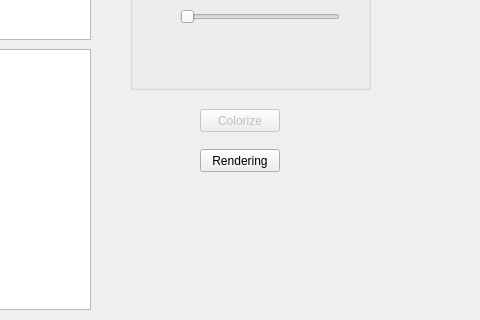
Before: the Qt Designer form qt/interface/mainwindow.ui in TomasSQ/volumetricImages, drawn with Qt 5; both pictures show x 470 to 950 and y 257 to 577 of the 1038 by 659 pixel window.
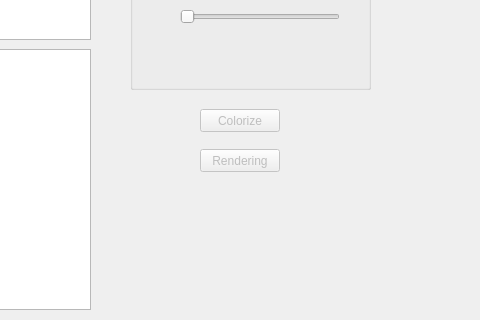
After: the same form once the commit is applied.

```diff
--- a/qt/interface/mainwindow.ui
+++ b/qt/interface/mainwindow.ui
@@ -198,6 +198,9 @@
     </property>
    </widget>
    <widget class="QPushButton" name="buttonRendering">
+    <property name="enabled">
+     <bool>false</bool>
+    </property>
     <property name="geometry">
      <rect>
       <x>670</x>
```
